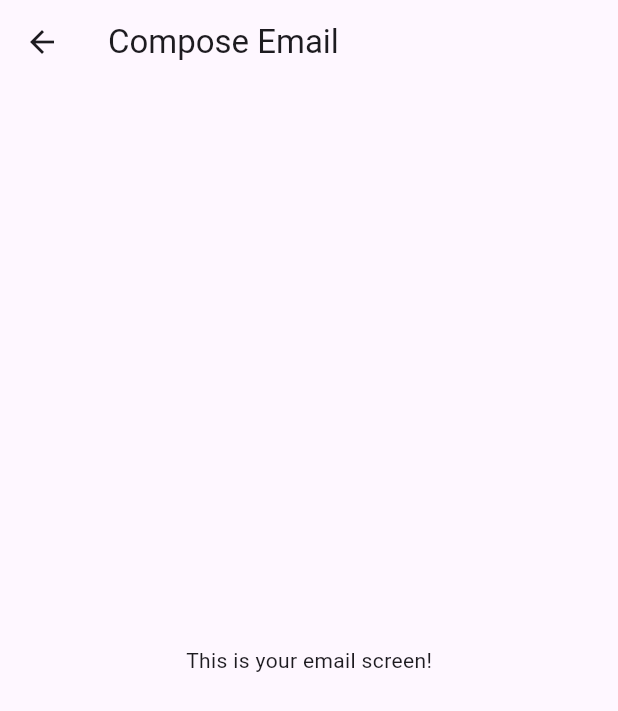
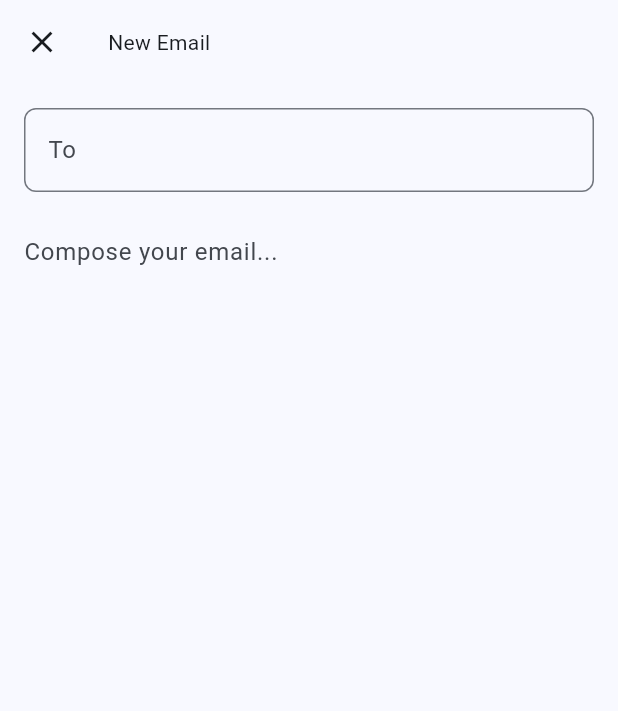
Before and after one commit to AaditAntony/flutter-animations, a Flutter app: the screen it shows after launch, after a tap on the "email" icon, on a phone screen of 412 x 824 dp. Shown: the top 711 px of the screen. Run offline on Flutter 3.47's test engine with Material 3 defaults, Android fonts, the phone set to English and light mode, and no system bars.

Commit message:
perfect animation for the fab to appbar

```diff
--- a/lib/main.dart
+++ b/lib/main.dart
@@ -9,64 +9,130 @@ class MyApp extends StatelessWidget {
   @override
   Widget build(BuildContext context) {
     return MaterialApp(
-      home: Scaffold(
-        body: Center(child: Text("Tap the button below!")),
-        floatingActionButton: const AnimatedFab(), // Using our stateful widget
+      theme: ThemeData(
+        colorScheme: ColorScheme.fromSeed(seedColor: Colors.blue),
+        useMaterial3: true,
       ),
+      home: const HomeScreen(),
     );
   }
 }
 
-class AnimatedFab extends StatefulWidget {
-  const AnimatedFab({super.key});
+class HomeScreen extends StatelessWidget {
+  const HomeScreen({super.key});
 
   @override
-  State<AnimatedFab> createState() => _AnimatedFabState();
+  Widget build(BuildContext context) {
+    return Scaffold(
+      appBar: AppBar(title: const Text('Email App')),
+      body: const Center(child: Text('Tap the FAB to compose')),
+      floatingActionButton: const PerfectFab(),
+    );
+  }
 }
 
-class _AnimatedFabState extends State<AnimatedFab> {
-  bool _isOpen = false; // Tracks if container is open
+class PerfectFab extends StatefulWidget {
+  const PerfectFab({super.key});
+
+  @override
+  State<PerfectFab> createState() => _PerfectFabState();
+}
+
+class _PerfectFabState extends State<PerfectFab> {
+  final String _heroTag = 'compose-fab-${UniqueKey()}';
+  bool _isExpanded = false;
 
   @override
   Widget build(BuildContext context) {
     return OpenContainer(
-      transitionDuration: Duration(seconds: 1),
+      transitionDuration: const Duration(milliseconds: 1000),
       transitionType: ContainerTransitionType.fadeThrough,
-      openColor: Colors.white,
-      closedColor: Colors.white,
-      middleColor: Colors.purpleAccent,
-      closedBuilder:
-          (_, openContainer) => FloatingActionButton(
-            backgroundColor: Colors.purple,
-
+      closedColor: Theme.of(context).colorScheme.primary,
+      openColor: Theme.of(context).colorScheme.surface,
+      closedElevation: 6,
+      closedShape: const CircleBorder(),
+      closedBuilder: (_, openContainer) {
+        return Hero(
+          tag: _heroTag,
+          child: FloatingActionButton(
+            heroTag: null,
             onPressed: () {
-              openContainer(); // Open the container
-              setState(() => _isOpen = true); // Update state
+              openContainer();
+              setState(() => _isExpanded = true);
             },
-            child: Icon(
-              _isOpen ? Icons.send : Icons.email,
-              color: Colors.white,
+            child: AnimatedSwitcher(
+              duration: const Duration(milliseconds: 300),
+              transitionBuilder: (child, animation) {
+                return ScaleTransition(
+                  scale: animation,
+                  child: FadeTransition(opacity: animation, child: child),
+                );
+              },
+              child:
+                  _isExpanded
+                      ? const Icon(Icons.send, key: ValueKey('send'))
+                      : const Icon(Icons.email, key: ValueKey('email')),
             ),
           ),
+        );
+      },
       openBuilder: (_, __) {
-        // Reset state when closed
         WidgetsBinding.instance.addPostFrameCallback((_) {
-          if (mounted) setState(() => _isOpen = false);
+          if (mounted) setState(() => _isExpanded = false);
         });
-        return const ComposeScreen();
+        return _ComposeScreen(heroTag: _heroTag);
       },
     );
   }
 }
 
-class ComposeScreen extends StatelessWidget {
-  const ComposeScreen({super.key});
+class _ComposeScreen extends StatelessWidget {
+  final String heroTag;
+
+  const _ComposeScreen({required this.heroTag});
 
   @override
   Widget build(BuildContext context) {
     return Scaffold(
-      appBar: AppBar(title: const Text("Compose Email")),
-      body: const Center(child: Text("This is your email screen!")),
+      appBar: AppBar(
+        title: Hero(
+          tag: heroTag,
+          child: const Material(
+            color: Colors.transparent,
+            child: Text('New Email'),
+          ),
+        ),
+        leading: IconButton(
+          icon: const Icon(Icons.close),
+          onPressed: () => Navigator.pop(context),
+        ),
+      ),
+      body: Padding(
+        padding: const EdgeInsets.all(16.0),
+        child: Column(
+          children: [
+            TextField(
+              decoration: InputDecoration(
+                hintText: 'To',
+                border: OutlineInputBorder(
+                  borderRadius: BorderRadius.circular(8),
+                ),
+              ),
+            ),
+            const SizedBox(height: 16),
+            Expanded(
+              child: TextField(
+                decoration: const InputDecoration(
+                  hintText: 'Compose your email...',
+                  border: InputBorder.none,
+                ),
+                maxLines: null,
+                keyboardType: TextInputType.multiline,
+              ),
+            ),
+          ],
+        ),
+      ),
     );
   }
 }
```
Also changed, not shown: lib/home_screen.dart (added, +106 -0 lines), lib/perfect_fab.dart (added, +123 -0 lines).
